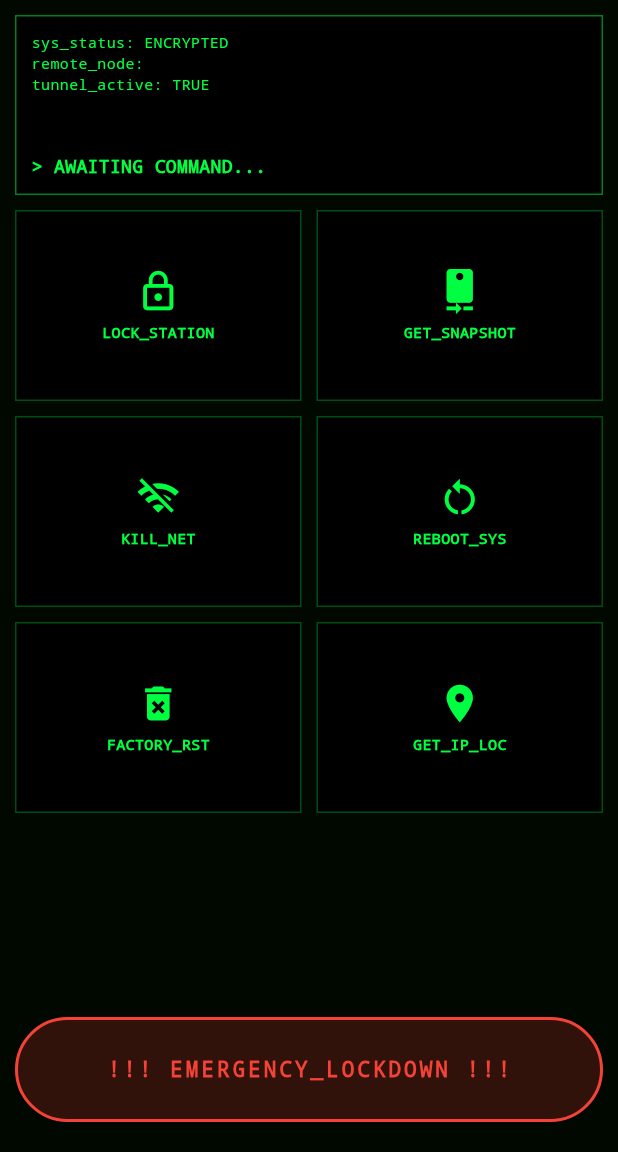
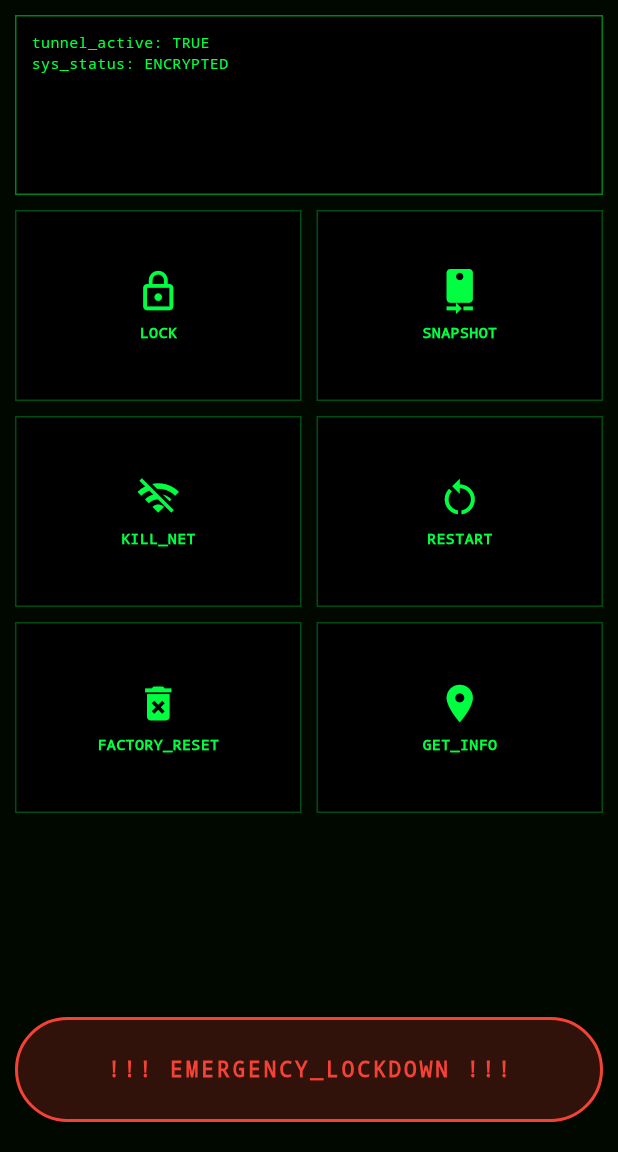
Before and after one commit to FaakhirMemon03/Cryptrix, a Flutter app: the TerminalDashboard screen opened directly with empty values, on a phone screen of 412 x 824 dp, the part 84-1236 px from its top. Run offline on Flutter 3.47's test engine with Material 3 defaults, Android fonts, the phone set to English and light mode, and no system bars.

Commit message:
feat: implement initial Cryptrix OS mobile application with device connection and command dashboard

```diff
--- a/mobile_app/lib/main.dart
+++ b/mobile_app/lib/main.dart
@@ -1,4 +1,6 @@
 import 'package:flutter/material.dart';
+import 'package:http/http.dart' as http;
+import 'dart:convert';
 
 void main() {
   runApp(CryptrixApp());
@@ -34,7 +36,7 @@ class _LoginScreenState extends State<LoginScreen> {
   void _bypassSecurity() {
     if (_idController.text.isEmpty) return;
     setState(() => _isAccessing = true);
-    Future.delayed(Duration(seconds: 3), () {
+    Future.delayed(Duration(seconds: 2), () {
       setState(() => _isAccessing = false);
       Navigator.push(context, MaterialPageRoute(builder: (context) => TerminalDashboard(deviceId: _idController.text)));
     });
@@ -70,7 +72,7 @@ class _LoginScreenState extends State<LoginScreen> {
                   style: TextStyle(color: Color(0xFF00FF41)),
                   decoration: InputDecoration(
                     prefixIcon: Icon(Icons.terminal, color: Color(0xFF00FF41)),
-                    hintText: "Enter MAC / IP...",
+                    hintText: "Enter IP Address...",
                     hintStyle: TextStyle(color: Color(0xFF00FF41).withOpacity(0.5)),
                     enabledBorder: OutlineInputBorder(borderSide: BorderSide(color: Color(0xFF00FF41))),
                     focusedBorder: OutlineInputBorder(borderSide: BorderSide(color: Color(0xFF00FF41), width: 2)),
@@ -96,18 +98,59 @@ class _LoginScreenState extends State<LoginScreen> {
   }
 }
 
-class TerminalDashboard extends StatelessWidget {
+class TerminalDashboard extends StatefulWidget {
   final String deviceId;
   TerminalDashboard({required this.deviceId});
+
+  @override
+  _TerminalDashboardState createState() => _TerminalDashboardState();
+}
+
+class _TerminalDashboardState extends State<TerminalDashboard> {
+  List<String> logs = ["tunnel_active: TRUE", "sys_status: ENCRYPTED"];
+
+  Future<void> _sendCommand(String action, [Map<String, dynamic>? params]) async {
+    setState(() {
+      logs.add("> EXECUTING: $action...");
+    });
+
+    try {
+      // Assuming deviceId is the IP address
+      final url = Uri.parse('http://${widget.deviceId}:5050');
+      final response = await http.post(
+        url,
+        body: jsonEncode({
+          "action": action,
+          "params": params ?? {},
+          "deviceId": widget.deviceId,
+        }),
+        headers: {"Content-Type": "application/json"},
+      ).timeout(Duration(seconds: 5));
+
+      if (response.statusCode == 200) {
+        setState(() {
+          logs.add("> SUCCESS: Command $action received.");
+        });
+      } else {
+        setState(() {
+          logs.add("> ERROR: Server returned ${response.statusCode}");
+        });
+      }
+    } catch (e) {
+      setState(() {
+        logs.add("> CRITICAL_ERROR: $e");
+      });
+    }
+  }
 
   @override
   Widget build(BuildContext context) {
     return Scaffold(
       appBar: AppBar(
-        title: Text("> CRYPTRIX_OS: $deviceId", style: TextStyle(color: Color(0xFF00FF41), fontSize: 14)),
+        title: Text("> CRYPTRIX_OS: ${widget.deviceId}", style: TextStyle(color: Color(0xFF00FF41), fontSize: 14)),
         backgroundColor: Colors.black,
         elevation: 0,
-        actions: [IconButton(icon: Icon(Icons.power_settings_new, color: Colors.red), onPressed: () {})],
+        actions: [IconButton(icon: Icon(Icons.power_settings_new, color: Colors.red), onPressed: () => Navigator.pop(context))],
       ),
       body: Container(
         padding: EdgeInsets.all(10),
@@ -122,16 +165,16 @@ class TerminalDashboard extends StatelessWidget {
                 mainAxisSpacing: 10,
                 childAspectRatio: 1.5,
                 children: [
-                  _buildHackerBtn(context, "LOCK_STATION", Icons.lock_outline, Colors.blue),
-                  _buildHackerBtn(context, "GET_SNAPSHOT", Icons.camera_rear, Colors.cyan),
-                  _buildHackerBtn(context, "KILL_NET", Icons.wifi_off, Colors.orange),
-                  _buildHackerBtn(context, "REBOOT_SYS", Icons.restart_alt, Colors.purple),
-                  _buildHackerBtn(context, "FACTORY_RST", Icons.delete_forever, Colors.red),
-                  _buildHackerBtn(context, "GET_IP_LOC", Icons.location_on, Colors.green),
+                  _buildHackerBtn("LOCK", Icons.lock_outline, Colors.blue),
+                  _buildHackerBtn("SNAPSHOT", Icons.camera_rear, Colors.cyan),
+                  _buildHackerBtn("KILL_NET", Icons.wifi_off, Colors.orange), // Note: disable_wifi in agent
+                  _buildHackerBtn("RESTART", Icons.restart_alt, Colors.purple),
+                  _buildHackerBtn("FACTORY_RESET", Icons.delete_forever, Colors.red),
+                  _buildHackerBtn("GET_INFO", Icons.location_on, Colors.green),
                 ],
               ),
             ),
-            _buildPanicMode(context),
+            _buildPanicMode(),
           ],
         ),
       ),
@@ -147,22 +190,18 @@ class TerminalDashboard extends StatelessWidget {
         color: Colors.black,
         border: Border.all(color: Color(0xFF00FF41).withOpacity(0.5)),
       ),
-      child: Column(
-        crossAxisAlignment: CrossAxisAlignment.start,
-        children: [
-          Text("sys_status: ENCRYPTED", style: TextStyle(color: Color(0xFF00FF41), fontSize: 10)),
-          Text("remote_node: $deviceId", style: TextStyle(color: Color(0xFF00FF41), fontSize: 10)),
-          Text("tunnel_active: TRUE", style: TextStyle(color: Color(0xFF00FF41), fontSize: 10)),
-          Spacer(),
-          Text("> AWAITING COMMAND...", style: TextStyle(color: Color(0xFF00FF41), fontSize: 12, fontWeight: FontWeight.bold)),
-        ],
+      child: ListView.builder(
+        itemCount: logs.length,
+        itemBuilder: (context, index) {
+          return Text(logs[index], style: TextStyle(color: Color(0xFF00FF41), fontSize: 10));
+        },
       ),
     );
   }
 
-  Widget _buildHackerBtn(BuildContext context, String label, IconData icon, Color color) {
+  Widget _buildHackerBtn(String action, IconData icon, Color color) {
     return InkWell(
-      onTap: () {},
+      onTap: () => _sendCommand(action),
       child: Container(
         decoration: BoxDecoration(
           border: Border.all(color: Color(0xFF00FF41).withOpacity(0.3)),
@@ -173,14 +212,14 @@ class TerminalDashboard extends StatelessWidget {
           children: [
             Icon(icon, color: Color(0xFF00FF41), size: 30),
             SizedBox(height: 5),
-            Text(label, style: TextStyle(color: Color(0xFF00FF41), fontSize: 10, fontWeight: FontWeight.bold)),
+            Text(action, style: TextStyle(color: Color(0xFF00FF41), fontSize: 10, fontWeight: FontWeight.bold)),
           ],
         ),
       ),
     );
   }
 
-  Widget _buildPanicMode(BuildContext context) {
+  Widget _buildPanicMode() {
     return Container(
       width: double.infinity,
       height: 70,
@@ -190,7 +229,7 @@ class TerminalDashboard extends StatelessWidget {
           backgroundColor: Colors.red.withOpacity(0.2),
           side: BorderSide(color: Colors.red, width: 2),
         ),
-        onPressed: () {},
+        onPressed: () => _sendCommand("PANIC_MODE"),
         child: Text("!!! EMERGENCY_LOCKDOWN !!!", style: TextStyle(color: Colors.red, fontWeight: FontWeight.bold, letterSpacing: 2)),
       ),
     );
```
